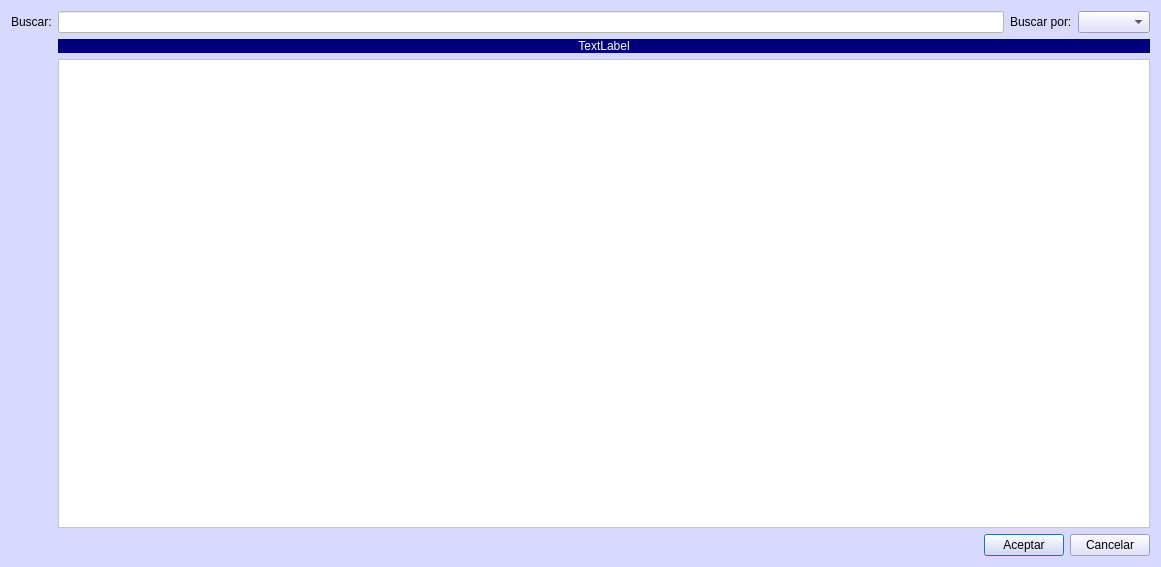
Above: Busquedas/db_consulta_view.ui from arcnexus/RedFoX before the change. Below: the same form after it.
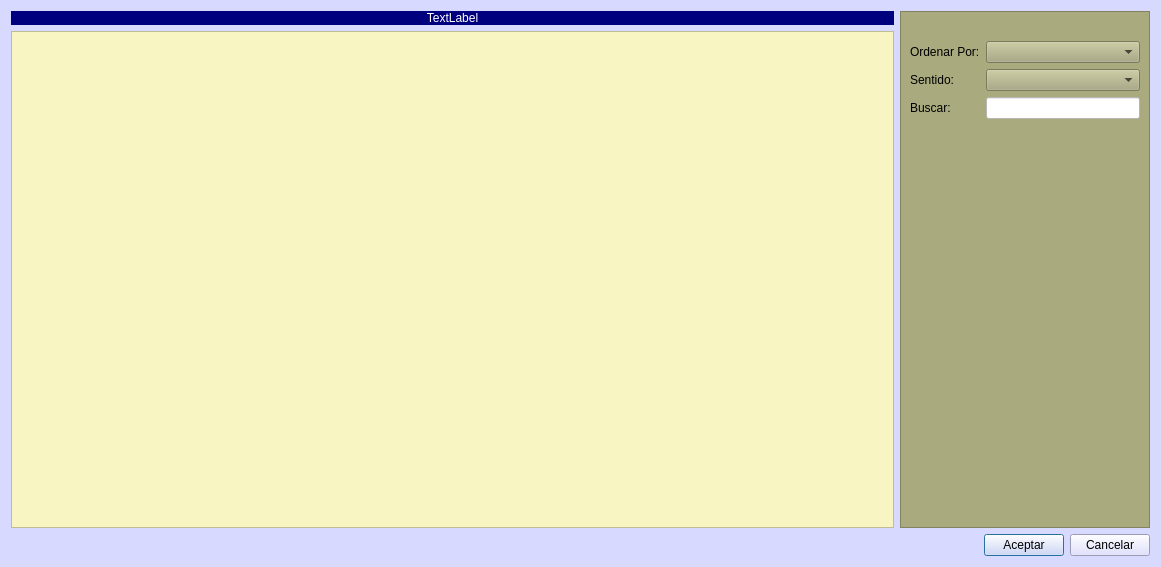
That is the form after the change. Icons and pictures are not drawn.

What changed in the file:
```diff
--- a/Busquedas/db_consulta_view.ui
+++ b/Busquedas/db_consulta_view.ui
@@ -23,49 +23,8 @@
   <property name="styleSheet">
    <string notr="true">background-color: rgb(216, 217, 255);</string>
   </property>
-  <layout class="QGridLayout" name="gridLayout">
+  <layout class="QGridLayout" name="gridLayout_2">
    <item row="0" column="0">
-    <widget class="QLabel" name="label">
-     <property name="text">
-      <string>Buscar:</string>
-     </property>
-    </widget>
-   </item>
-   <item row="2" column="0">
-    <widget class="QLabel" name="label_2">
-     <property name="maximumSize">
-      <size>
-       <width>128</width>
-       <height>128</height>
-      </size>
-     </property>
-     <property name="text">
-      <string/>
-     </property>
-     <property name="pixmap">
-      <pixmap resource="../maya.qrc">:/Icons/PNG/find2.png</pixmap>
-     </property>
-    </widget>
-   </item>
-   <item row="0" column="1">
-    <widget class="QLineEdit" name="lineaTextoBuscar">
-     <property name="styleSheet">
-      <string notr="true">background-color: rgb(255, 255, 255);
-alternate-background-color: rgb(255, 252, 205);</string>
-     </property>
-    </widget>
-   </item>
-   <item row="0" column="2">
-    <widget class="QLabel" name="label_3">
-     <property name="text">
-      <string>Buscar por:</string>
-     </property>
-    </widget>
-   </item>
-   <item row="0" column="3">
-    <widget class="QComboBox" name="cboCampoBusqueda"/>
-   </item>
-   <item row="1" column="1" colspan="3">
     <widget class="QLabel" name="lbltabla">
      <property name="maximumSize">
       <size>
@@ -85,11 +44,97 @@
      </property>
     </widget>
    </item>
-   <item row="2" column="1" colspan="3">
+   <item row="0" column="1" rowspan="2">
+    <widget class="QFrame" name="frame">
+     <property name="maximumSize">
+      <size>
+       <width>250</width>
+       <height>16777215</height>
+      </size>
+     </property>
+     <property name="styleSheet">
+      <string notr="true">background-color: rgb(170, 170, 127);</string>
+     </property>
+     <property name="frameShape">
+      <enum>QFrame::StyledPanel</enum>
+     </property>
+     <property name="frameShadow">
+      <enum>QFrame::Raised</enum>
+     </property>
+     <layout class="QGridLayout" name="gridLayout">
+      <item row="1" column="1">
+       <widget class="QLabel" name="label_2">
+        <property name="maximumSize">
+         <size>
+          <width>128</width>
+          <height>128</height>
+         </size>
+        </property>
+        <property name="text">
+         <string/>
+        </property>
+        <property name="pixmap">
+         <pixmap resource="../maya.qrc">:/Icons/PNG/find2.png</pixmap>
+        </property>
+       </widget>
+      </item>
+      <item row="5" column="1">
+       <spacer name="verticalSpacer">
+        <property name="orientation">
+         <enum>Qt::Vertical</enum>
+        </property>
+        <property name="sizeHint" stdset="0">
+         <size>
+          <width>20</width>
+          <height>259</height>
+         </size>
+        </property>
+       </spacer>
+      </item>
+      <item row="2" column="0">
+       <widget class="QLabel" name="label_3">
+        <property name="text">
+         <string>Ordenar Por:</string>
+        </property>
+       </widget>
+      </item>
+      <item row="4" column="1">
+       <widget class="QLineEdit" name="lineaTextoBuscar">
+        <property name="styleSheet">
+         <string notr="true">background-color: rgb(255, 255, 255);
+alternate-background-color: rgb(255, 252, 205);</string>
+        </property>
+       </widget>
+      </item>
+      <item row="4" column="0">
+       <widget class="QLabel" name="label">
+        <property name="text">
+         <string>Buscar:</string>
+        </property>
+       </widget>
+      </item>
+      <item row="2" column="1">
+       <widget class="QComboBox" name="cboCampoBusqueda"/>
+      </item>
+      <item row="3" column="1">
+       <widget class="QComboBox" name="cboSentido"/>
+      </item>
+      <item row="3" column="0">
+       <widget class="QLabel" name="label_4">
+        <property name="text">
+         <string>Sentido:</string>
+        </property>
+       </widget>
+      </item>
+     </layout>
+    </widget>
+   </item>
+   <item row="1" column="0">
     <widget class="QTableView" name="resultado_list">
      <property name="styleSheet">
-      <string notr="true">background-color: rgb(255, 255, 255);
-alternate-background-color: rgb(255, 252, 205);</string>
+      <string notr="true">alternate-background-color: rgb(255, 255, 255);
+background-color: rgb(248, 245, 194);
+font: 8pt &quot;Sans&quot;;</string>
      </property>
      <property name="alternatingRowColors">
       <bool>true</bool>
@@ -105,7 +150,7 @@
      </attribute>
     </widget>
    </item>
-   <item row="3" column="0" colspan="4">
+   <item row="2" column="0" colspan="2">
     <layout class="QHBoxLayout" name="horizontalLayout">
      <item>
       <spacer name="horizontalSpacer">
```
Left out of the diff: 1 changed line with no effect on the pictures.
